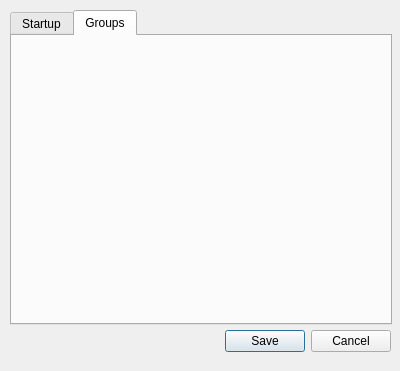
Before: the Qt Designer form src/vogleditor/vogleditor_qsettingsdialog.ui in lawlove/vogl, drawn with Qt 5.
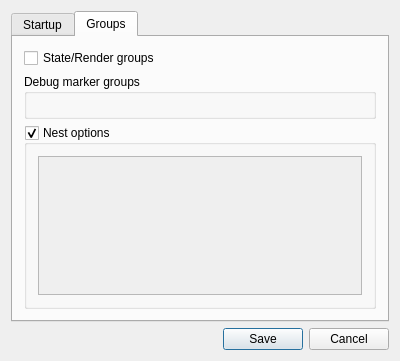
After: the same form once the commit is applied. The open tabs and pages were chosen to show the change.

Patch:
```diff
--- a/src/vogleditor/vogleditor_qsettingsdialog.ui
+++ b/src/vogleditor/vogleditor_qsettingsdialog.ui
@@ -7,58 +7,93 @@
     <x>0</x>
     <y>0</y>
     <width>400</width>
-    <height>371</height>
+    <height>361</height>
    </rect>
   </property>
   <property name="windowTitle">
    <string>Settings</string>
   </property>
-  <widget class="QDialogButtonBox" name="buttonBox">
-   <property name="geometry">
-    <rect>
-     <x>9</x>
-     <y>330</y>
-     <width>382</width>
-     <height>22</height>
-    </rect>
-   </property>
-   <property name="standardButtons">
-    <set>QDialogButtonBox::Cancel|QDialogButtonBox::Save</set>
-   </property>
-  </widget>
-  <widget class="QTabWidget" name="tabWidget">
-   <property name="geometry">
-    <rect>
-     <x>10</x>
-     <y>10</y>
-     <width>382</width>
-     <height>315</height>
-    </rect>
-   </property>
-   <property name="currentIndex">
-    <number>0</number>
-   </property>
-   <widget class="QWidget" name="tab">
-    <attribute name="title">
-     <string>Startup</string>
-    </attribute>
-    <widget class="QTextEdit" name="textEdit">
-     <property name="geometry">
-      <rect>
-       <x>0</x>
-       <y>0</y>
-       <width>381</width>
-       <height>291</height>
-      </rect>
+  <layout class="QVBoxLayout" name="verticalLayout">
+   <item>
+    <widget class="QTabWidget" name="tabWidget">
+     <property name="currentIndex">
+      <number>1</number>
      </property>
+     <widget class="QWidget" name="tab">
+      <attribute name="title">
+       <string>Startup</string>
+      </attribute>
+      <layout class="QVBoxLayout" name="verticalLayout_2">
+       <item>
+        <widget class="QTextEdit" name="textEdit"/>
+       </item>
+      </layout>
+     </widget>
+     <widget class="QWidget" name="tab_2">
+      <attribute name="title">
+       <string>Groups</string>
+      </attribute>
+      <layout class="QVBoxLayout" name="verticalLayout_3">
+       <item>
+        <widget class="QCheckBox" name="checkBox">
+         <property name="text">
+          <string>State/Render groups</string>
+         </property>
+        </widget>
+       </item>
+       <item>
+        <widget class="QGroupBox" name="groupBox">
+         <property name="title">
+          <string>Debug marker groups</string>
+         </property>
+         <layout class="QVBoxLayout" name="verticalLayout_4"/>
+        </widget>
+       </item>
+       <item>
+        <widget class="QGroupBox" name="groupBox_2">
+         <property name="title">
+          <string>Nest options</string>
+         </property>
+         <property name="checkable">
+          <bool>true</bool>
+         </property>
+         <layout class="QVBoxLayout" name="verticalLayout_5">
+          <item>
+           <widget class="QScrollArea" name="scrollArea">
+            <property name="widgetResizable">
+             <bool>true</bool>
+            </property>
+            <widget class="QWidget" name="scrollAreaWidgetContents">
+             <property name="geometry">
+              <rect>
+               <x>0</x>
+               <y>0</y>
+               <width>334</width>
+               <height>153</height>
+              </rect>
+             </property>
+             <layout class="QVBoxLayout" name="verticalLayout_6"/>
+            </widget>
+           </widget>
+          </item>
+         </layout>
+        </widget>
+       </item>
+      </layout>
+     </widget>
     </widget>
-   </widget>
-   <widget class="QWidget" name="tab_2">
-    <attribute name="title">
-     <string>Groups</string>
-    </attribute>
-   </widget>
-  </widget>
+   </item>
+   <item>
+    <widget class="QDialogButtonBox" name="buttonBox">
+     <property name="orientation">
+      <enum>Qt::Horizontal</enum>
+     </property>
+     <property name="standardButtons">
+      <set>QDialogButtonBox::Cancel|QDialogButtonBox::Save</set>
+     </property>
+    </widget>
+   </item>
+  </layout>
  </widget>
  <layoutdefault spacing="6" margin="11"/>
  <resources/>
```
Left out of the diff: 16 changed lines with no effect on the pictures.
